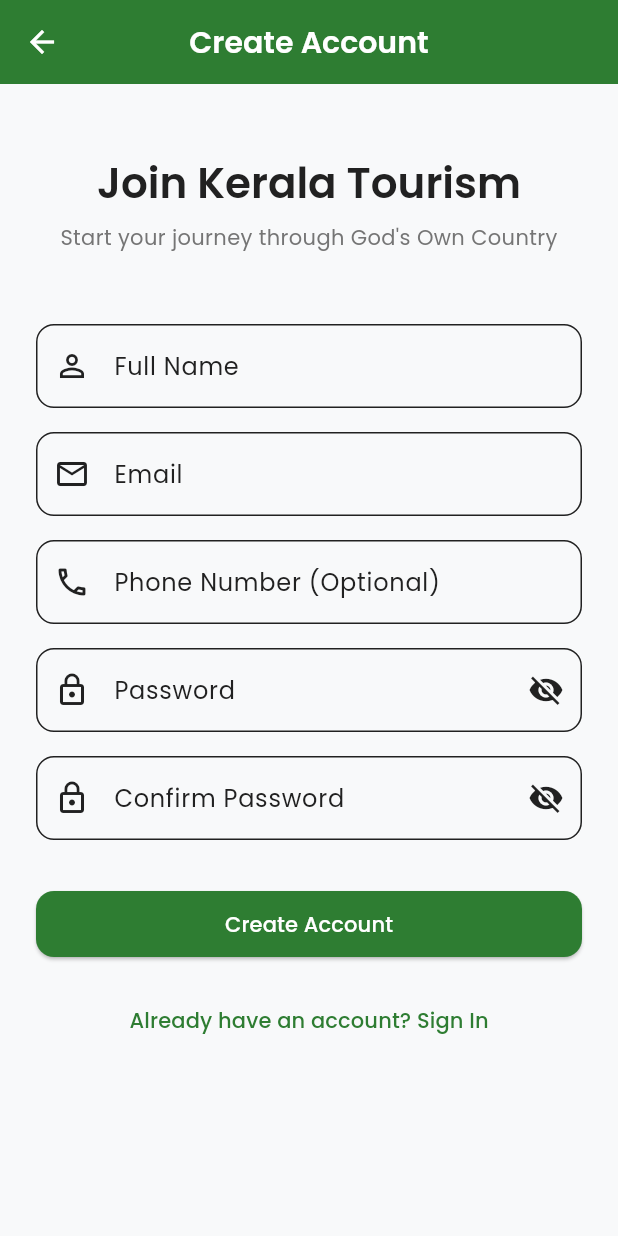
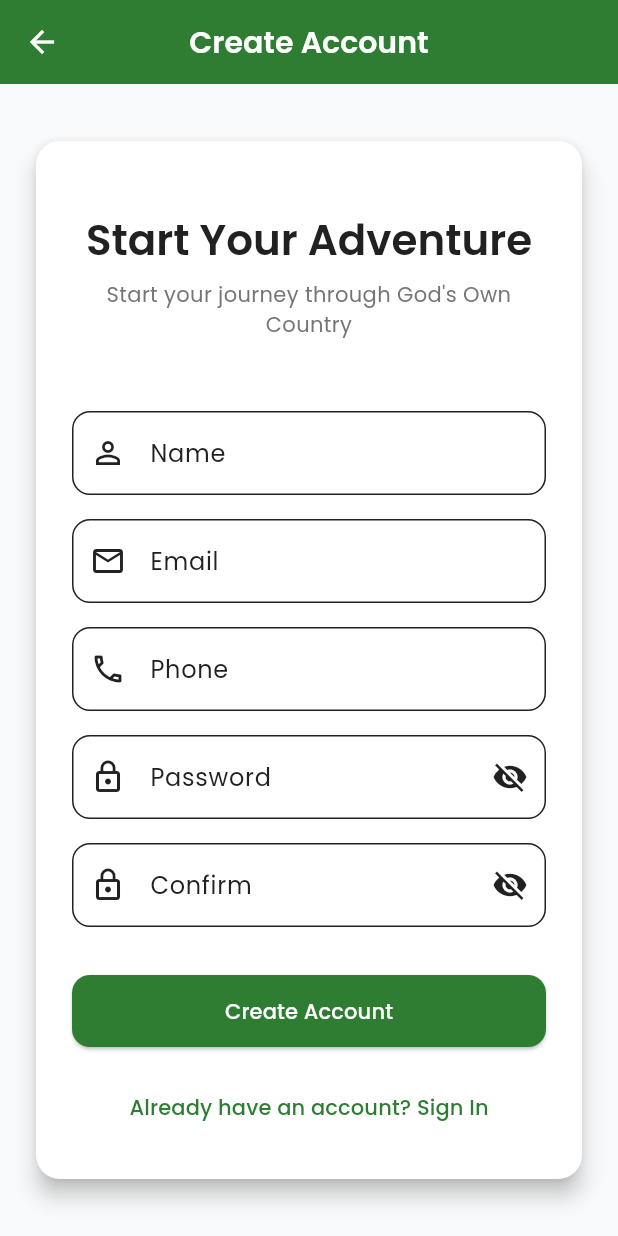
Before and after one commit to pranavvishnunv/Tour2, a Flutter app: the SignupScreen screen opened by its route, on a phone screen of 412 x 824 dp. Run offline on Flutter 3.47's test engine with Material 3 defaults, Android fonts, the phone set to English and light mode, and no system bars; our stand-ins replace cached_network_image, cloud_firestore, firebase_auth, firebase_core, firebase_storage, flutter_spinkit and 4 more; accounts and stored records are empty; statements that could not run were skipped.

Commit message:
Design changes

```diff
--- a/lib/main.dart
+++ b/lib/main.dart
@@ -29,7 +29,7 @@
         ChangeNotifierProvider(create: (_) => TourProvider()),
       ],
       child: MaterialApp.router(
-        title: 'Kerala Tourism',
+        title: 'Tour Planner',
         debugShowCheckedModeBanner: false,
         theme: AppTheme.lightTheme,
         routerConfig: AppRouter.router,
--- a/lib/routes/app_router.dart
+++ b/lib/routes/app_router.dart
@@ -1,5 +1,4 @@
 import 'package:go_router/go_router.dart';
-import 'package:flutter/material.dart';
 
 import '../screens/splash_screen.dart';
 import '../screens/auth/login_screen.dart';
--- a/lib/screens/auth/signup_screen.dart
+++ b/lib/screens/auth/signup_screen.dart
@@ -57,6 +57,8 @@
 
 @override
 Widget build(BuildContext context) {
+  final isMobile = MediaQuery.of(context).size.width < 600; // breakpoint
+
   return Scaffold(
     backgroundColor: AppTheme.backgroundLight,
     appBar: AppBar(
@@ -71,8 +73,22 @@
         return LoadingOverlay(
           isLoading: authProvider.isLoading,
           child: SafeArea(
+            child: Center(
+              child: ConstrainedBox(
+                constraints: BoxConstraints(
+                  maxWidth: isMobile
+                      ? MediaQuery.of(context).size.width * 1
+                      : MediaQuery.of(context).size.width * 0.5,
+                ),
+                child: Card(
+                  shape: RoundedRectangleBorder(
+                    borderRadius: BorderRadius.circular(16),
+                  ),
+                  elevation: 6,
+                  margin: const EdgeInsets.all(24),
+                  child: Padding(
+                    padding: const EdgeInsets.all(24.0),
                     child: SingleChildScrollView(
-                padding: const EdgeInsets.all(24.0),
                       child: Form(
                         key: _formKey,
                         child: Column(
@@ -80,7 +96,7 @@
                           children: [
                             const SizedBox(height: 24),
                             Text(
-                        'Join Kerala Tourism',
+                              'Start Your Adventure',
                               style: Theme.of(context).textTheme.headlineMedium,
                               textAlign: TextAlign.center,
                             ),
@@ -91,10 +107,11 @@
                               textAlign: TextAlign.center,
                             ),
                             const SizedBox(height: 48),
+                            // Full Name
                             TextFormField(
                               controller: _nameController,
                               decoration: InputDecoration(
-                          labelText: 'Full Name',
+                                labelText: isMobile ? 'Name' : 'Full Name',
                                 prefixIcon: const Icon(Icons.person_outline),
                                 border: OutlineInputBorder(
                                   borderRadius: BorderRadius.circular(12),
@@ -108,11 +125,12 @@
                               },
                             ),
                             const SizedBox(height: 16),
+                            // Email
                             TextFormField(
                               controller: _emailController,
                               keyboardType: TextInputType.emailAddress,
                               decoration: InputDecoration(
-                          labelText: 'Email',
+                                labelText: isMobile ? 'Email' : 'Email Address',
                                 prefixIcon: const Icon(Icons.email_outlined),
                                 border: OutlineInputBorder(
                                   borderRadius: BorderRadius.circular(12),
@@ -129,11 +147,12 @@
                               },
                             ),
                             const SizedBox(height: 16),
+                            // Phone
                             TextFormField(
                               controller: _phoneController,
                               keyboardType: TextInputType.phone,
                               decoration: InputDecoration(
-                          labelText: 'Phone Number (Optional)',
+                                labelText: isMobile ? 'Phone' : 'Phone Number (Optional)',
                                 prefixIcon: const Icon(Icons.phone_outlined),
                                 border: OutlineInputBorder(
                                   borderRadius: BorderRadius.circular(12),
@@ -141,11 +160,12 @@
                               ),
                             ),
                             const SizedBox(height: 16),
+                            // Password
                             TextFormField(
                               controller: _passwordController,
                               obscureText: _obscurePassword,
                               decoration: InputDecoration(
-                          labelText: 'Password',
+                                labelText: isMobile ? 'Password' : 'Enter Password',
                                 prefixIcon: const Icon(Icons.lock_outline),
                                 suffixIcon: IconButton(
                                   icon: Icon(
@@ -174,11 +194,12 @@
                               },
                             ),
                             const SizedBox(height: 16),
+                            // Confirm Password
                             TextFormField(
                               controller: _confirmPasswordController,
                               obscureText: _obscureConfirmPassword,
                               decoration: InputDecoration(
-                          labelText: 'Confirm Password',
+                                labelText: isMobile ? 'Confirm' : 'Confirm Password',
                                 prefixIcon: const Icon(Icons.lock_outline),
                                 suffixIcon: IconButton(
                                   icon: Icon(
@@ -188,7 +209,8 @@
                                   ),
                                   onPressed: () {
                                     setState(() {
-                                _obscureConfirmPassword = !_obscureConfirmPassword;
+                                      _obscureConfirmPassword =
+                                          !_obscureConfirmPassword;
                                     });
                                   },
                                 ),
@@ -207,9 +229,18 @@
                               },
                             ),
                             const SizedBox(height: 32),
-                      ElevatedButton(
+                            // Button
+                            SizedBox(
+                              height: 48,
+                              child: ElevatedButton(
                                 onPressed: _signup,
+                                style: ElevatedButton.styleFrom(
+                                  shape: RoundedRectangleBorder(
+                                    borderRadius: BorderRadius.circular(12),
+                                  ),
+                                ),
                                 child: const Text('Create Account'),
+                              ),
                             ),
                             const SizedBox(height: 16),
                             TextButton(
@@ -221,9 +252,15 @@
                       ),
                     ),
                   ),
+                ),
+              ),
+            ),
+          ),
         );
       },
     ),
   );
 }
+
+
 }
--- a/lib/screens/district/district_screen.dart
+++ b/lib/screens/district/district_screen.dart
@@ -6,7 +6,6 @@
 import '../../providers/location_provider.dart';
 import '../../constants/districts.dart';
 import '../../models/location_model.dart';
-import '../../utils/theme.dart';
 import '../../widgets/tour_plan_card.dart';
 import '../../widgets/location_card.dart';
 
--- a/lib/widgets/district_card.dart
+++ b/lib/widgets/district_card.dart
@@ -71,7 +71,7 @@
                       style: Theme.of(context).textTheme.titleMedium!.copyWith(
                         fontWeight: FontWeight.bold,
                       ),
-                      maxLines: 2,
+                      maxLines: 1,
                       overflow: TextOverflow.ellipsis,
                     ),
                     const SizedBox(height: 4),
```
Also changed, not shown: lib/screens/auth/login_screen.dart (+21 -1 lines), lib/screens/home/home_screen.dart (+11 -6 lines), 1 other file. Lines whose indentation alone changed are shown as unchanged.
